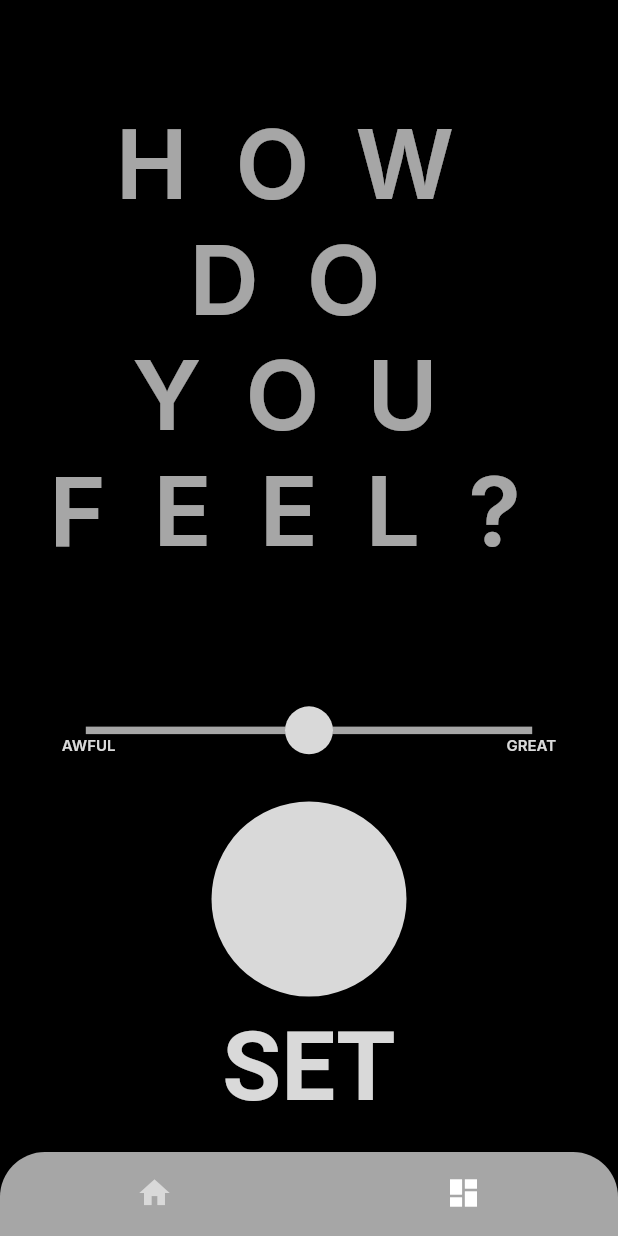
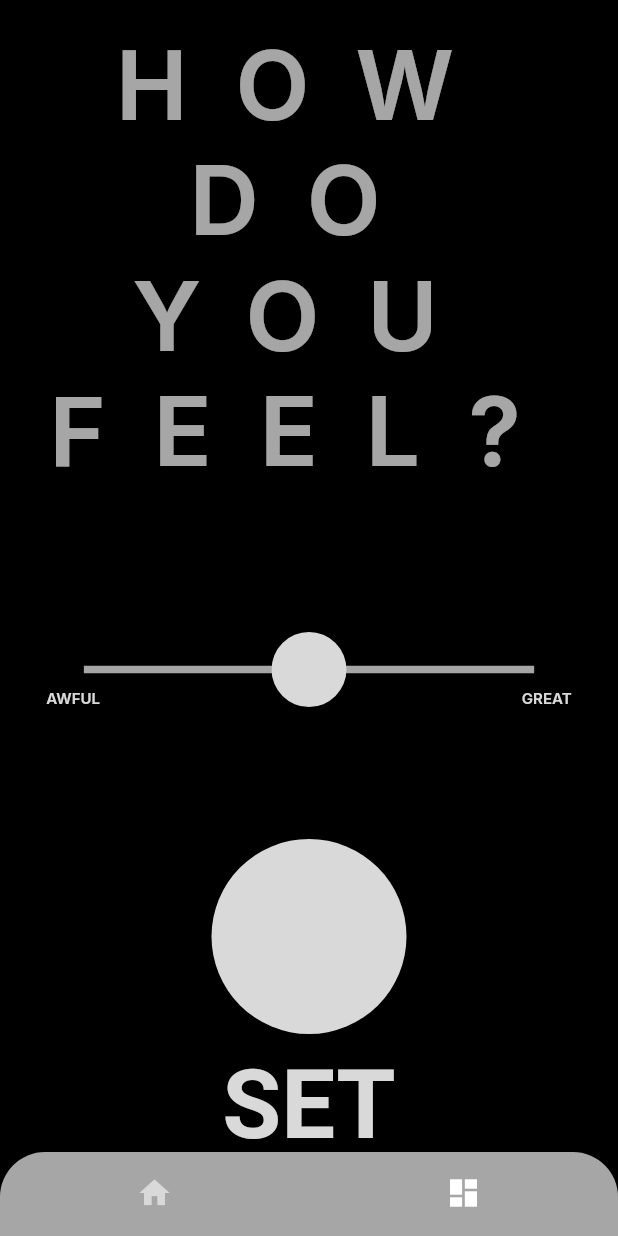
Before and after one commit to IrishBoy/Moodify, a Flutter app: the screen it shows after launch, on a phone screen of 412 x 824 dp. Run offline on Flutter 3.47's test engine with Material 2 defaults, Android fonts, the phone set to English and light mode, and no system bars; our stand-ins replace google_fonts, shared_preferences, syncfusion_flutter_charts.

Commit message:
Minor design changes

```diff
--- a/moodify/lib/set_page.dart
+++ b/moodify/lib/set_page.dart
@@ -71,7 +71,7 @@ class _SetScreenState extends State<SetScreen> with TickerProviderStateMixin {
       child: Column(
         children: [
           Expanded(
-            flex: 6,
+            flex: 5,
             child: Container(
               alignment: Alignment.center,
               child: Text(
@@ -89,7 +89,7 @@ class _SetScreenState extends State<SetScreen> with TickerProviderStateMixin {
             ),
           ),
           Expanded(
-            flex: 1,
+            flex: 3,
             child: Container(
               alignment: Alignment.center,
               child: SliderBlock(
--- a/moodify/lib/slider.dart
+++ b/moodify/lib/slider.dart
@@ -16,7 +16,7 @@ class _SliderBlockState extends State<SliderBlock> {
   @override
   Widget build(BuildContext context) {
     final screenWidth = MediaQuery.of(context).size.width;
-    final sliderWidth = screenWidth * 0.8; // 80% of the screen width
+    final sliderWidth = screenWidth * 0.85; // 80% of the screen width
 
     return Column(
       mainAxisAlignment: MainAxisAlignment.center,
@@ -24,10 +24,12 @@ class _SliderBlockState extends State<SliderBlock> {
         Stack(
           alignment: Alignment.bottomLeft,
           children: [
-            SliderTheme(
+            SizedBox(
+              width: sliderWidth,
+              child: SliderTheme(
                 data: SliderThemeData(
                   thumbShape: RoundSliderThumbShape(
-                  enabledThumbRadius: 16.0,
+                    enabledThumbRadius: 25.0,
                     pressedElevation: 0,
                     elevation: 0,
                     disabledThumbRadius: 16,
@@ -37,7 +39,7 @@ class _SliderBlockState extends State<SliderBlock> {
                   overlayShape: RoundSliderOverlayShape(overlayRadius: 0.0),
                 ),
                 child: SizedBox(
-                width: sliderWidth,
+                  width: sliderWidth * 0.9,
                   child: Slider(
                     value: widget.sliderValue,
                     onChanged: widget.onChanged,
@@ -49,8 +51,10 @@ class _SliderBlockState extends State<SliderBlock> {
                   ),
                 ),
               ),
+            ),
             Positioned(
               left: 0,
+              // top: 0,
               child: Text(
                 'AWFUL',
                 style: GoogleFonts.inter(
@@ -63,6 +67,7 @@ class _SliderBlockState extends State<SliderBlock> {
             ),
             Positioned(
               right: 0,
+              // bottom: 40,
               child: Text(
                 'GREAT',
                 style: GoogleFonts.inter(
```
Also changed, not shown: moodify/lib/history_chart.dart (+7 -2 lines). Lines whose indentation alone changed are shown as unchanged.
